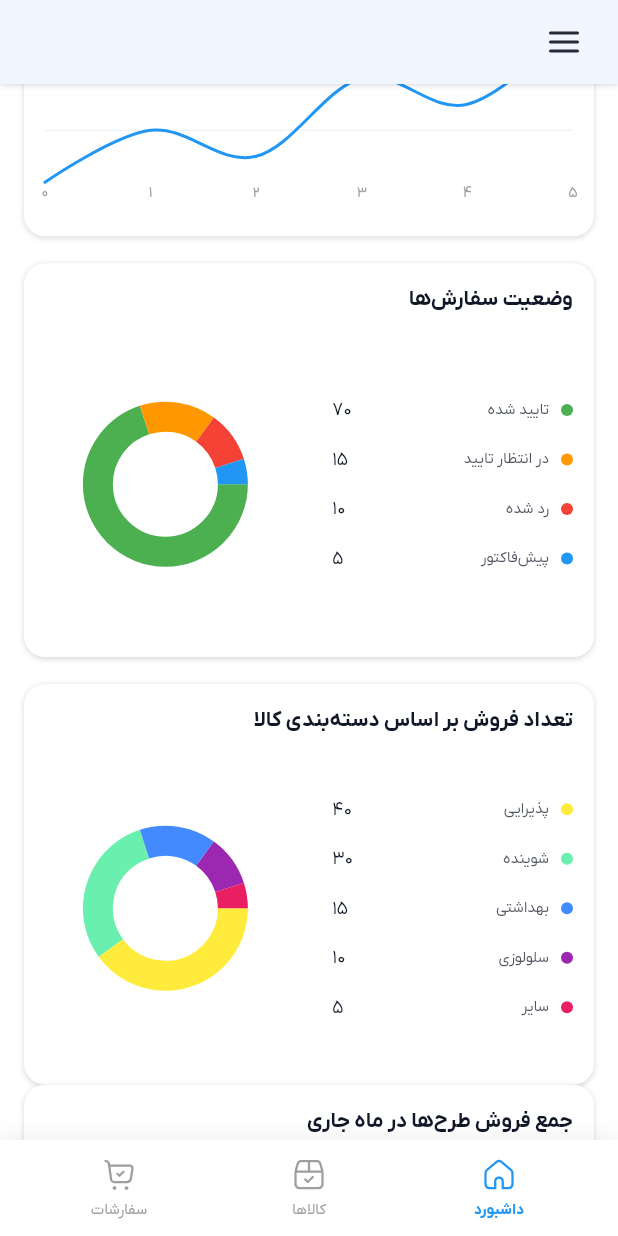
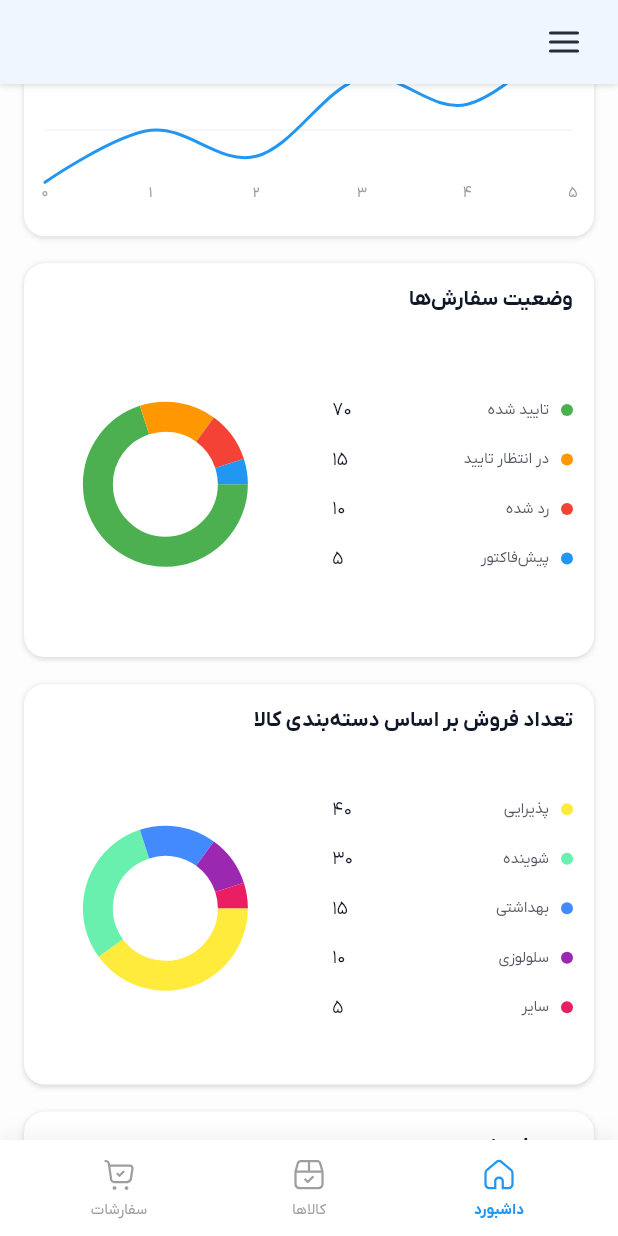
Before and after one commit to eshahrvand/rtc-mobile, a Flutter app: the screen it shows after launch, scrolled down 576 dp, on a phone screen of 412 x 824 dp. Run offline on Flutter 3.47's test engine with Material 3 defaults, Android fonts, the phone set to English and light mode, and no system bars; drawn by our look-alikes of fl_chart; our stand-ins replace cached_network_image, flutter_bloc, flutter_svg, freezed_annotation, go_router, loading_indicator and 2 more; missing offline and left inert: cached_network_image_platform_interface, persian_datetime_picker; generated files the repository leaves out were written again; statements that could not run were skipped; project files that could hold a hidden picture were left out.

Commit message:
feat: update dashboard layout and enhance order item status display

```diff
--- a/lib/l10n/intl_en.arb
+++ b/lib/l10n/intl_en.arb
@@ -28,5 +28,8 @@
   "dailySalesChart": "",
   "currentMonth": "",
   "lastMonth": "",
-  "recentOrdersHeader": ""
+  "recentOrdersHeader": "",
+  "statusApproved": "",
+  "statusRejected": "",
+  "statusPending": ""
 }
--- a/lib/l10n/intl_fa.arb
+++ b/lib/l10n/intl_fa.arb
@@ -28,5 +28,8 @@
   "dailySalesChart": "نمودار روزانه فروش",
   "currentMonth": "ماه جاری",
   "lastMonth": "ماه گذشته",
-  "recentOrdersHeader": "آخرین سفارش‌ها"
+  "recentOrdersHeader": "آخرین سفارش‌ها",
+  "statusApproved": "تایید شده",
+  "statusRejected": "رد شده",
+  "statusPending": "در انتظار تایید"
 }
--- a/lib/ui/presenters/dashboard/dashboard.dart
+++ b/lib/ui/presenters/dashboard/dashboard.dart
@@ -167,10 +167,7 @@ class DashboardView extends StatelessWidget {
 
                   // Recent Orders Header
                   Padding(
-                    padding: const EdgeInsets.symmetric(
-                      horizontal: 16,
-                      vertical: 12,
-                    ),
+                    padding: const EdgeInsets.symmetric(vertical: 16),
                     child: Row(
                       mainAxisAlignment: MainAxisAlignment.spaceBetween,
                       children: [
@@ -181,10 +178,18 @@ class DashboardView extends StatelessWidget {
                             fontWeight: FontWeight.w600,
                           ),
                         ),
-                        RtcImage(
-                          image: "$baseImage/arrow-left-dashboard.svg",
-                          width: 14,
-                          height: 14,
+                        Container(
+                          width: 32,
+                          height: 32,
+                          decoration: BoxDecoration(
+                            color: Colors.white,
+                            borderRadius: BorderRadius.circular(100),
+                          ),
+                          child: RtcImage(
+                            image: "$baseImage/arrow-left-dashboard.svg",
+                            width: 16,
+                            height: 16,
+                          ),
                         ),
                       ],
                     ),
@@ -197,9 +202,12 @@ class DashboardView extends StatelessWidget {
                     physics: const NeverScrollableScrollPhysics(),
                     itemCount: state.recentOrders.length,
                     itemBuilder: (context, index) {
-                      return RtcOrderItem(
-                        order: state.recentOrders[index],
-                        onTap: () {},
+                      return Padding(
+                        padding: const EdgeInsets.only(bottom: 8),
+                        child: RtcOrderItem(
+                          order: state.recentOrders[index],
+                          onTap: () {},
+                        ),
                       );
                     },
                   ),
--- a/lib/ui/theme/theme.dart
+++ b/lib/ui/theme/theme.dart
@@ -5,7 +5,7 @@ import 'colors.dart';
 
 ThemeData appTheme() {
   return ThemeData(
-    scaffoldBackgroundColor: Colors.white,
+    scaffoldBackgroundColor: AppColors.grayPalette.shade25,
     useMaterial3: true,
     textTheme: textThemeFa,
     colorScheme: ColorScheme.light(
--- a/lib/ui/widget/rtc_bar_chart_card.dart
+++ b/lib/ui/widget/rtc_bar_chart_card.dart
@@ -12,7 +12,9 @@ class RtcBarChartCard extends StatelessWidget {
   @override
   Widget build(BuildContext context) {
     var theme = Theme.of(context).textTheme;
-    return Container(
+    return Padding(
+      padding: const EdgeInsets.only(top: 18.0),
+      child: Container(
         decoration: BoxDecoration(
           color: Colors.white,
           borderRadius: BorderRadius.circular(14),
@@ -96,6 +98,7 @@ class RtcBarChartCard extends StatelessWidget {
             ],
           ),
         ),
+      ),
     );
   }
 }
--- a/lib/ui/widget/rtc_icon_button.dart
+++ b/lib/ui/widget/rtc_icon_button.dart
@@ -2,13 +2,13 @@ import 'package:flutter/material.dart';
 import 'package:rtc_mobile/ui/widget/rtc_image.dart';
 
 
-class AxinoIconButton extends StatelessWidget {
+class RtcIconButton extends StatelessWidget {
   final String icon;
   final double size;
   final VoidCallback? onPressed;
   final Color? color;
 
-  const AxinoIconButton({
+  const RtcIconButton({
     super.key,
     required this.icon,
     this.size = 50.0,
```
Also changed, not shown: lib/ui/widget/rtc_order_item.dart (+33 -19 lines). Lines whose indentation alone changed are shown as unchanged.
